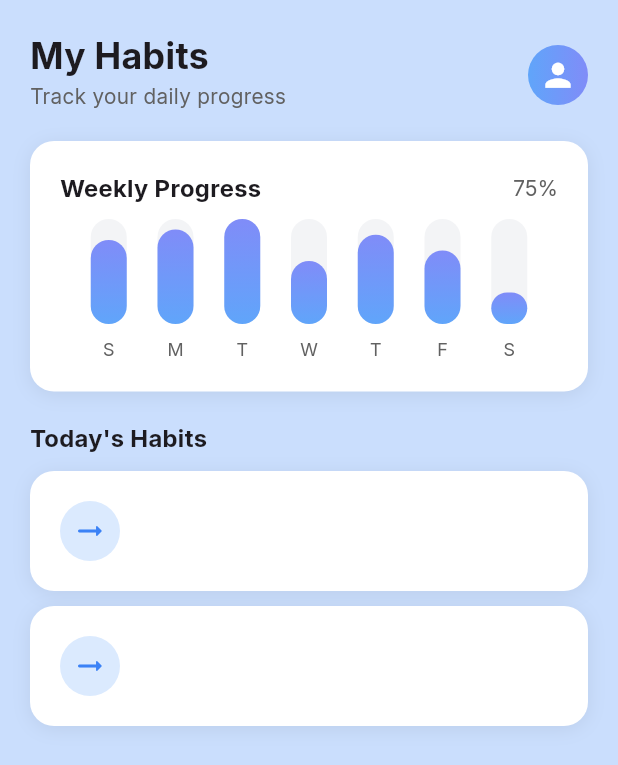
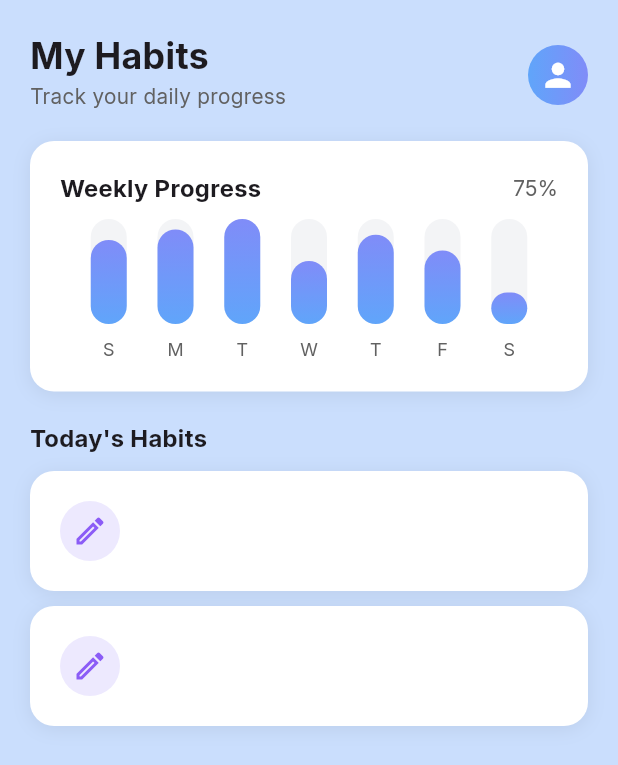
Before and after one commit to x00Adham/Habitly-App, a Flutter app: the screen it shows after launch, on a phone screen of 412 x 824 dp. Shown: the top 765 px of the screen. Run offline on Flutter 3.47's test engine with Material 3 defaults, Android fonts, the phone set to English and light mode, and no system bars; our stand-ins replace font_awesome_flutter.

Commit message:
icon handling: add IconModel class, update icons list, and implement MyCircleIcon widget

```diff
--- a/lib/screens/home_page.dart
+++ b/lib/screens/home_page.dart
@@ -1,6 +1,7 @@
 import 'package:flutter/material.dart';
 import 'package:habitly/constants/colors.dart';
 import 'package:habitly/widgets/my_app_bar.dart';
+import 'package:habitly/widgets/my_circular_icon.dart';
 import 'package:habitly/widgets/my_container.dart';
 import 'package:habitly/widgets/week_progress.dart';
 
@@ -35,13 +36,7 @@ class HomePage extends StatelessWidget {
                       children: [
                         Row(
                           children: [
-                            CircleAvatar(
-                              backgroundColor: Color(0xffDBEAFE),
-                              child: Icon(
-                                Icons.arrow_right_alt_rounded,
-                                color: Color(0xff3B82F6),
-                              ),
-                            ),
+                            MyCircleIcon(),
                           ],
                         ),
                       ],
--- /dev/null
+++ b/lib/widgets/my_circular_icon.dart
@@ -0,0 +1,16 @@
+import 'package:flutter/material.dart';
+import 'package:font_awesome_flutter/font_awesome_flutter.dart';
+
+class MyCircleIcon extends StatelessWidget {
+  // const MyCircleIcon({super.key, required this.backgroundColor, required this.icon, required this.iconColor});
+  // final Color backgroundColor;
+  // final Icon icon;
+  // final Color iconColor;
+  @override
+  Widget build(BuildContext context) {
+    return CircleAvatar(
+      backgroundColor: Color(0xffEDE9FE),
+      child: Icon(Icons.edit_outlined, color: Color(0xff8B5CF6)),
+    );
+  }
+}
```
Also changed, not shown: lib/constants/icons_list.dart (added, +42 -0 lines), lib/models/icon_model.dart (added, +15 -0 lines), pubspec.yaml (+4 -11 lines), lib/models/icons_model.dart (deleted), pubspec.lock.
